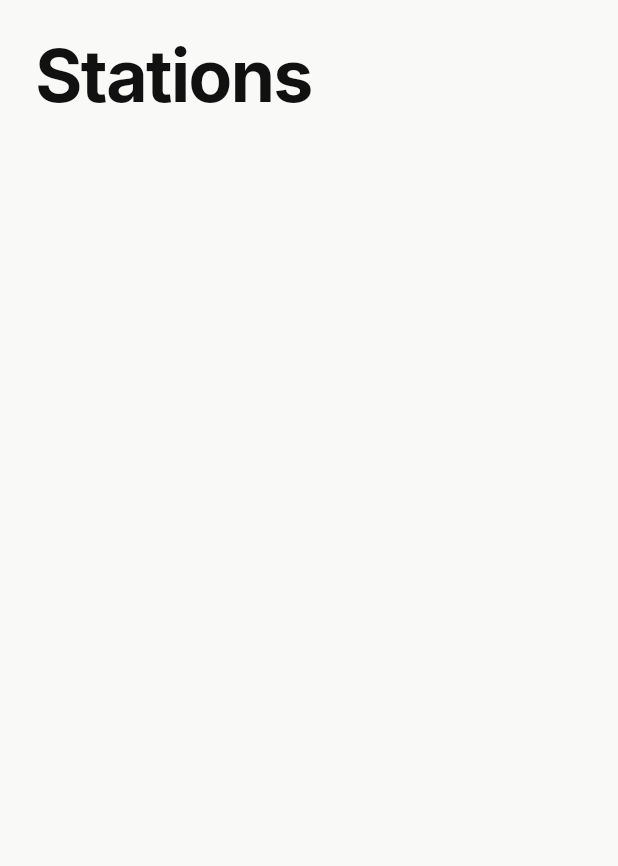
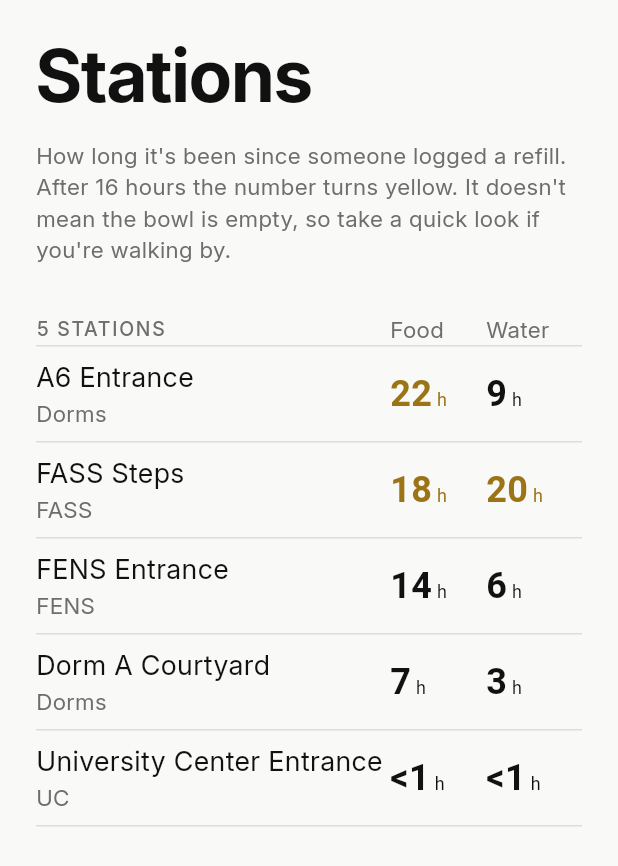
Before and after one commit to rrafet/catlas, a Flutter app: the StationsScreen screen opened directly, on a phone screen of 412 x 824 dp. Shown: the top 866 px of the screen. Run offline on Flutter 3.47's test engine with Material 3 defaults, Android fonts, the phone set to English and light mode, and no system bars; our stand-ins replace material_ui; network calls fail.

Commit message:
Add stations screen

```diff
--- a/lib/data/placeholder_data.dart
+++ b/lib/data/placeholder_data.dart
@@ -74,26 +74,45 @@ final List<Cat> placeholderCats = [
   ),
 ];
 
-const List<Station> placeholderStations = [
+final List<Station> placeholderStations = [
   Station(
     id: 'ST-001',
-    name: 'UC Garden',
-    mapPosition: Offset(0.55, 0.25),
-    lastFood: '3 h ago',
-    lastWater: '1 h ago',
+    name: 'A6 Entrance',
+    area: 'Dorms',
+    mapPosition: const Offset(0.12, 0.76),
+    foodHours: 22,
+    waterHours: 9,
   ),
   Station(
     id: 'ST-002',
-    name: 'FENS Entrance',
-    mapPosition: Offset(0.78, 0.42),
-    lastFood: '9 h ago',
-    lastWater: '5 h ago',
+    name: 'FASS Steps',
+    area: 'FASS',
+    mapPosition: const Offset(0.86, 0.66),
+    foodHours: 18,
+    waterHours: 20,
   ),
   Station(
     id: 'ST-003',
-    name: 'SL Corner',
-    mapPosition: Offset(0.12, 0.76),
-    lastFood: '26 h ago',
-    lastWater: '14 h ago',
+    name: 'FENS Entrance',
+    area: 'FENS',
+    mapPosition: const Offset(0.78, 0.42),
+    foodHours: 14,
+    waterHours: 6,
+  ),
+  Station(
+    id: 'ST-004',
+    name: 'Dorm A Courtyard',
+    area: 'Dorms',
+    mapPosition: const Offset(0.30, 0.88),
+    foodHours: 7,
+    waterHours: 3,
+  ),
+  Station(
+    id: 'ST-005',
+    name: 'University Center Entrance',
+    area: 'UC',
+    mapPosition: const Offset(0.55, 0.25),
+    foodHours: 0,
+    waterHours: 0,
   ),
 ];
--- a/lib/data/station.dart
+++ b/lib/data/station.dart
@@ -1,17 +1,21 @@
 import 'dart:ui';
 
 class Station {
-  const Station({
+  Station({
     required this.id,
     required this.name,
+    required this.area,
     required this.mapPosition,
-    required this.lastFood,
-    required this.lastWater,
+    required this.foodHours,
+    required this.waterHours,
   });
 
   final String id;
   final String name;
+  final String area;
   final Offset mapPosition;
-  final String lastFood;
-  final String lastWater;
+
+  // Hours since the last logged refill.
+  int foodHours;
+  int waterHours;
 }
--- a/lib/features/map/map_screen.dart
+++ b/lib/features/map/map_screen.dart
@@ -62,9 +62,9 @@ class MapScreen extends StatelessWidget {
         children: [
           Text(station.name, style: AppTextStyles.heading),
           const SizedBox(height: AppSpacing.small),
-          Text('Food: ${station.lastFood}', style: AppTextStyles.body),
+          Text('Food: ${station.foodHours} h', style: AppTextStyles.body),
           const SizedBox(height: AppSpacing.tiny),
-          Text('Water: ${station.lastWater}', style: AppTextStyles.body),
+          Text('Water: ${station.waterHours} h', style: AppTextStyles.body),
         ],
       ),
     );
--- a/lib/features/stations/stations_screen.dart
+++ b/lib/features/stations/stations_screen.dart
@@ -1,18 +1,87 @@
 import 'package:material_ui/material_ui.dart';
 
+import '../../data/placeholder_data.dart';
+import '../../theme/app_colors.dart';
 import '../../theme/app_spacing.dart';
 import '../../theme/app_text_styles.dart';
+import '../../widgets/hours_text.dart';
 
-class StationsScreen extends StatelessWidget {
+class StationsScreen extends StatefulWidget {
   const StationsScreen({super.key});
 
   @override
+  State<StationsScreen> createState() => _StationsScreenState();
+}
+
+class _StationsScreenState extends State<StationsScreen> {
+  static const double _timerWidth = 64;
+
+  @override
   Widget build(BuildContext context) {
-    return const Scaffold(
+    return Scaffold(
       body: SafeArea(
-        child: SingleChildScrollView(
-          padding: EdgeInsets.all(AppSpacing.pagePadding),
-          child: Text('Stations', style: AppTextStyles.title),
+        child: ListView(
+          padding: const EdgeInsets.all(AppSpacing.pagePadding),
+          children: [
+            // Header
+            const Text('Stations', style: AppTextStyles.title),
+            const SizedBox(height: AppSpacing.medium),
+            const Text(
+              "How long it's been since someone logged a refill. After 16 "
+              "hours the number turns yellow. It doesn't mean the bowl is "
+              "empty, so take a quick look if you're walking by.",
+              style: AppTextStyles.itemSubtitle,
+            ),
+            const SizedBox(height: AppSpacing.large),
+            // Column titles
+            Row(
+              children: [
+                Expanded(
+                  child: Text(
+                    '${placeholderStations.length} STATIONS',
+                    style: AppTextStyles.label,
+                  ),
+                ),
+                const SizedBox(
+                  width: _timerWidth,
+                  child: Text('Food', style: AppTextStyles.itemSubtitle),
+                ),
+                const SizedBox(
+                  width: _timerWidth,
+                  child: Text('Water', style: AppTextStyles.itemSubtitle),
+                ),
+              ],
+            ),
+            const Divider(),
+            // List
+            for (final station in placeholderStations) ...[
+              Padding(
+                padding: const EdgeInsets.symmetric(vertical: AppSpacing.small),
+                child: Row(
+                  children: [
+                    Expanded(
+                      child: Column(
+                        crossAxisAlignment: CrossAxisAlignment.start,
+                        children: [
+                          Text(station.name, style: AppTextStyles.itemTitle),
+                          Text(station.area, style: AppTextStyles.itemSubtitle),
+                        ],
+                      ),
+                    ),
+                    SizedBox(
+                      width: _timerWidth,
+                      child: HoursText(hours: station.foodHours),
+                    ),
+                    SizedBox(
+                      width: _timerWidth,
+                      child: HoursText(hours: station.waterHours),
+                    ),
+                  ],
+                ),
+              ),
+              const Divider(color: AppColors.divider),
+            ],
+          ],
         ),
       ),
     );
--- /dev/null
+++ b/lib/widgets/hours_text.dart
@@ -0,0 +1,32 @@
+import 'package:material_ui/material_ui.dart';
+
+import '../theme/app_colors.dart';
+
+// Shows "22 h" style timers. After 16 hours the number turns amber.
+class HoursText extends StatelessWidget {
+  const HoursText({super.key, required this.hours, this.fontSize = 24});
+
+  final int hours;
+  final double fontSize;
+
+  @override
+  Widget build(BuildContext context) {
+    final color = hours >= 16 ? AppColors.accent : AppColors.textPrimary;
+
+    return Text.rich(
+      TextSpan(
+        children: [
+          TextSpan(
+            text: hours < 1 ? '<1' : '$hours',
+            style: TextStyle(fontSize: fontSize, fontWeight: FontWeight.w600),
+          ),
+          TextSpan(
+            text: ' h',
+            style: TextStyle(fontSize: fontSize / 2),
+          ),
+        ],
+      ),
+      style: TextStyle(color: color),
+    );
+  }
+}
```
